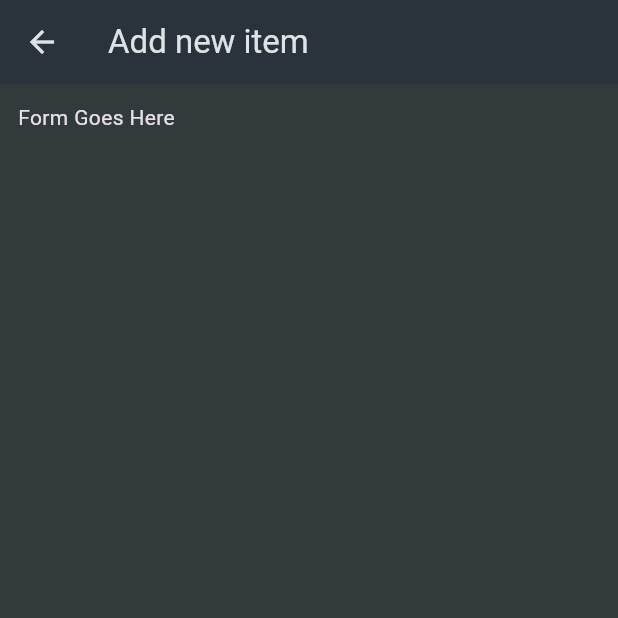
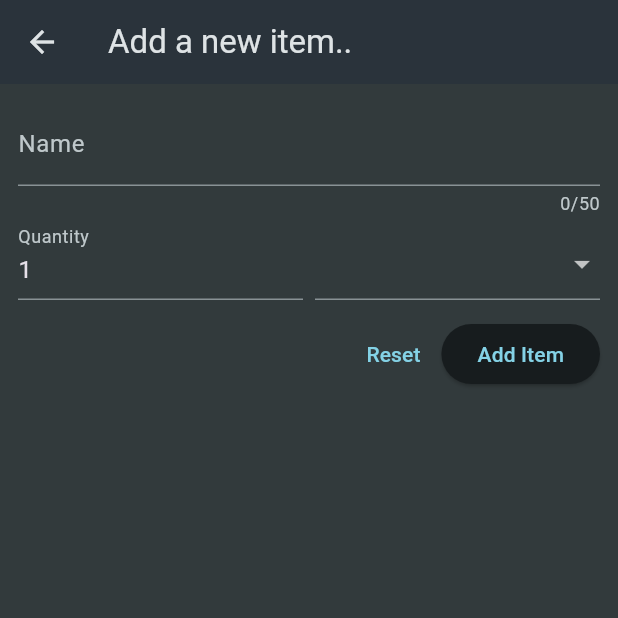
Before and after one commit to AlanYuan16/shopping_list, a Flutter app: the NewItem screen opened directly, on a phone screen of 412 x 824 dp, the top half of it. Run offline on Flutter 3.47's test engine with Material 3 defaults, Android fonts, the phone set to English and light mode, and no system bars.

Commit message:
Created form with drop down and  buttons rows

```diff
--- a/lib/data/categories.dart
+++ b/lib/data/categories.dart
@@ -1,45 +1,46 @@
 import 'package:flutter/material.dart';
+
 import 'package:shopping_list/models/category.dart';
 
 const categories = {
   Categories.vegetables: Category(
-    name: 'Vegetables',
-    color: Color.fromARGB(255, 0, 255, 128),
+    'Vegetables',
+    Color.fromARGB(255, 0, 255, 128),
   ),
   Categories.fruit: Category(
-    name: 'Fruit',
-    color: Color.fromARGB(255, 145, 255, 0),
+    'Fruit',
+    Color.fromARGB(255, 145, 255, 0),
   ),
   Categories.meat: Category(
-    name: 'Meat',
-    color: Color.fromARGB(255, 255, 102, 0),
+    'Meat',
+    Color.fromARGB(255, 255, 102, 0),
   ),
   Categories.dairy: Category(
-    name: 'Dairy',
-    color: Color.fromARGB(255, 0, 208, 255),
+    'Dairy',
+    Color.fromARGB(255, 0, 208, 255),
   ),
   Categories.carbs: Category(
-    name: 'Carbs',
-    color: Color.fromARGB(255, 0, 60, 255),
+    'Carbs',
+    Color.fromARGB(255, 0, 60, 255),
   ),
   Categories.sweets: Category(
-    name: 'Sweets',
-    color: Color.fromARGB(255, 255, 149, 0),
+    'Sweets',
+    Color.fromARGB(255, 255, 149, 0),
   ),
   Categories.spices: Category(
-    name: 'Spices',
-    color: Color.fromARGB(255, 255, 187, 0),
+    'Spices',
+    Color.fromARGB(255, 255, 187, 0),
   ),
   Categories.convenience: Category(
-    name: 'Convenience',
-    color: Color.fromARGB(255, 191, 0, 255),
+    'Convenience',
+    Color.fromARGB(255, 191, 0, 255),
   ),
   Categories.hygiene: Category(
-    name: 'Hygiene',
-    color: Color.fromARGB(255, 149, 0, 255),
+    'Hygiene',
+    Color.fromARGB(255, 149, 0, 255),
   ),
   Categories.other: Category(
-    name: 'Other',
-    color: Color.fromARGB(255, 0, 225, 255),
+    'Other',
+    Color.fromARGB(255, 0, 225, 255),
   ),
 };
--- a/lib/models/category.dart
+++ b/lib/models/category.dart
@@ -1,6 +1,6 @@
 import 'package:flutter/material.dart';
 
-enum Categories {
+enum Categories{
   vegetables,
   fruit,
   meat,
@@ -13,8 +13,11 @@ enum Categories {
   other,
 }
 
+
+
 class Category {
-  const Category({required this.name, required this.color});
-  final String name;
+  const Category(this.title, this.color);
+
+  final String title;
   final Color color;
 }
--- a/lib/widget/new_item.dart
+++ b/lib/widget/new_item.dart
@@ -1,23 +1,76 @@
-  import 'package:flutter/material.dart';
+import 'package:flutter/material.dart';
+import 'package:shopping_list/data/categories.dart';
 
-class NewItem extends StatefulWidget{
+class NewItem extends StatefulWidget {
   const NewItem({super.key});
-  State<NewItem> createState(){
+
+  State<NewItem> createState() {
     return _NewItemState();
   }
 }
-class _NewItemState extends State<NewItem>{
+
+class _NewItemState extends State<NewItem> {
   @override
-  Widget build(BuildContext context)
-  {
+  Widget build(BuildContext) {
     return Scaffold(
-      appBar: AppBar(
-        title: Text("Add new item"),
+      appBar: AppBar(title: Text("Add a new item..")),
+      body: Padding(
+        padding: EdgeInsets.all(12),
+        child: Form(
+          child: Column(
+            children: [
+              TextFormField(
+                maxLength: 50,
+                decoration: InputDecoration(label: Text("Name")),
+                validator: (value) {
+                  return null;
+                },
+              ),
+              Row(
+                crossAxisAlignment: CrossAxisAlignment.end,
+                children: [
+                  Expanded(
+                    child: TextFormField(
+                      decoration: InputDecoration(label: Text("Quantity")),
+                      initialValue: '1',
+                    ),
+                  ),
+                  const SizedBox(width: 8),
+                  Expanded(
+                    child: DropdownButtonFormField(
+                      items: [
+                        for (final category in categories.entries)
+                          DropdownMenuItem(
+                            value: category.value,
+                            child: Row(
+                              children: [
+                                Container(
+                                  width: 16,
+                                  height: 16,
+                                  color: category.value.color,
+                                ),
+                                const SizedBox(width: 6),
+                                Text(category.value.title),
+                              ],
+                            ),
+                          ),
+                      ],
+                      onChanged: (value) {},
+                    ),
+                  ),
+                ],
+              ),
+              const SizedBox(height: 12,),
+              Row(
+                mainAxisAlignment: MainAxisAlignment.end,
+                children: [
+                TextButton(onPressed: (){}, child: const Text("Reset")),
+                ElevatedButton(onPressed: (){}, child: const Text("Add Item"))
+              ],)
+            ],
+          ),
+        ),
       ),
-      body: Padding(padding: EdgeInsets.all(12),
-      child: Text("Form Goes Here"),
-      ),
-
     );
   }
 }
```
